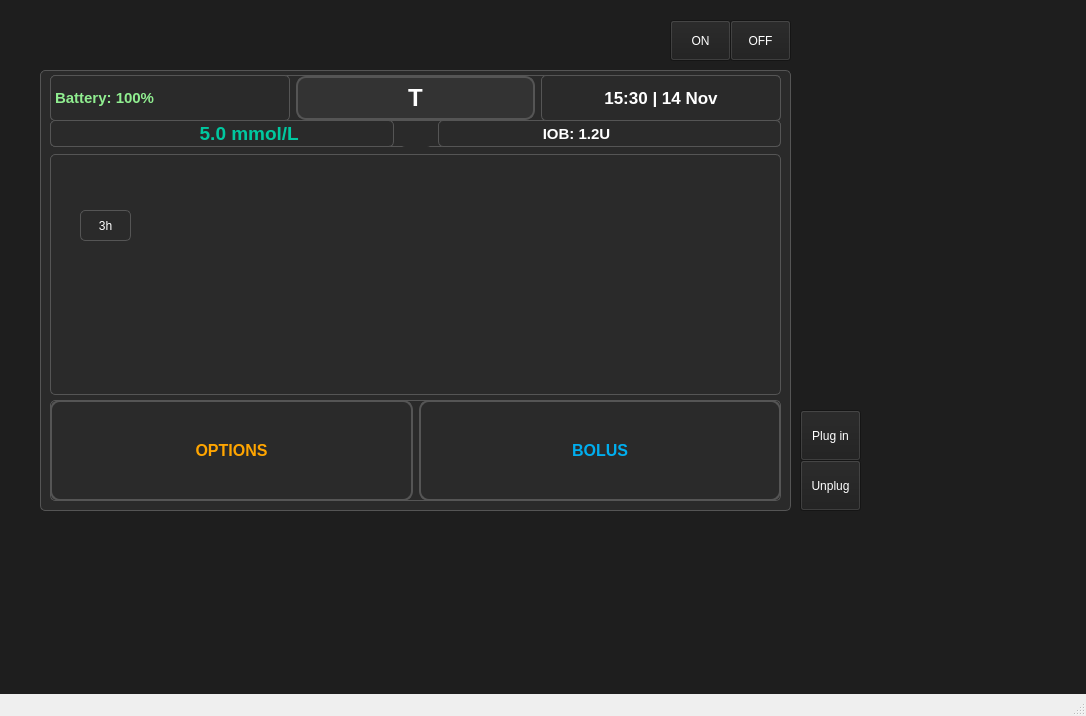
Qt form src/mainwindow.ui (Jelloge/insulin-pump-project) before a commit.
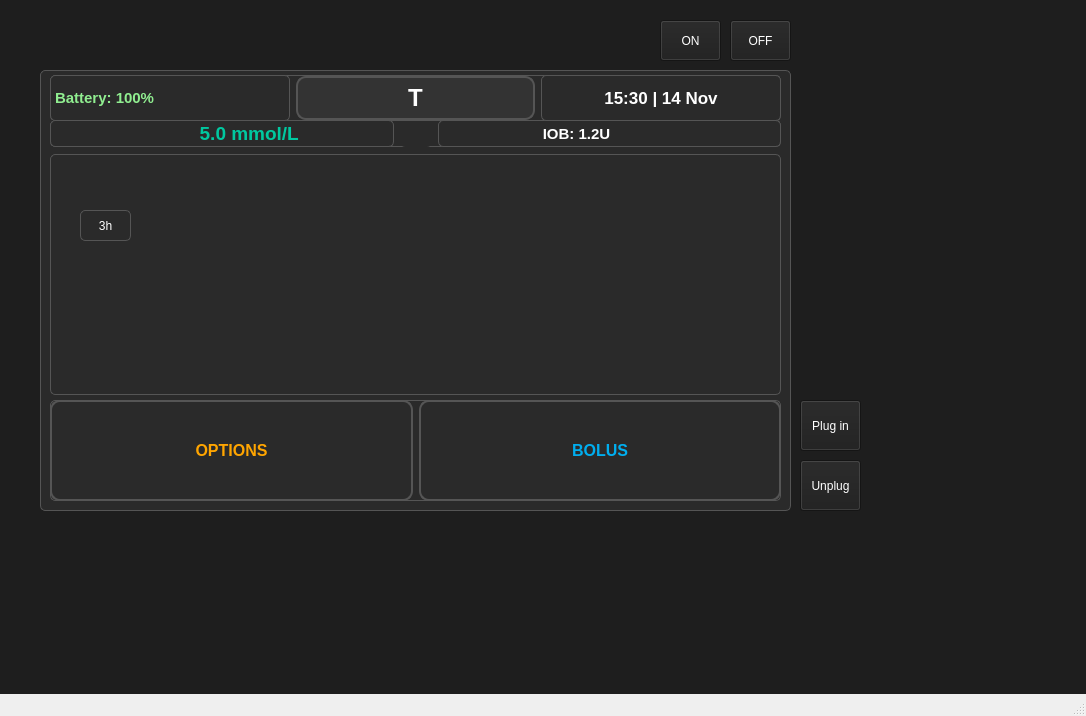
The same form after that commit. Custom widgets are drawn as their Qt base class.

Commit message: adjusting some of the buttons in ui

The edit to the form file:
```diff
--- a/src/mainwindow.ui
+++ b/src/mainwindow.ui
@@ -290,7 +290,7 @@
     <property name="geometry">
      <rect>
       <x>800</x>
-      <y>410</y>
+      <y>400</y>
       <width>61</width>
       <height>51</height>
      </rect>
@@ -315,7 +315,7 @@
    <widget class="QPushButton" name="turnOnButton">
     <property name="geometry">
      <rect>
-      <x>670</x>
+      <x>660</x>
       <y>20</y>
       <width>61</width>
       <height>41</height>
```
The commit also changes 5 other files.
